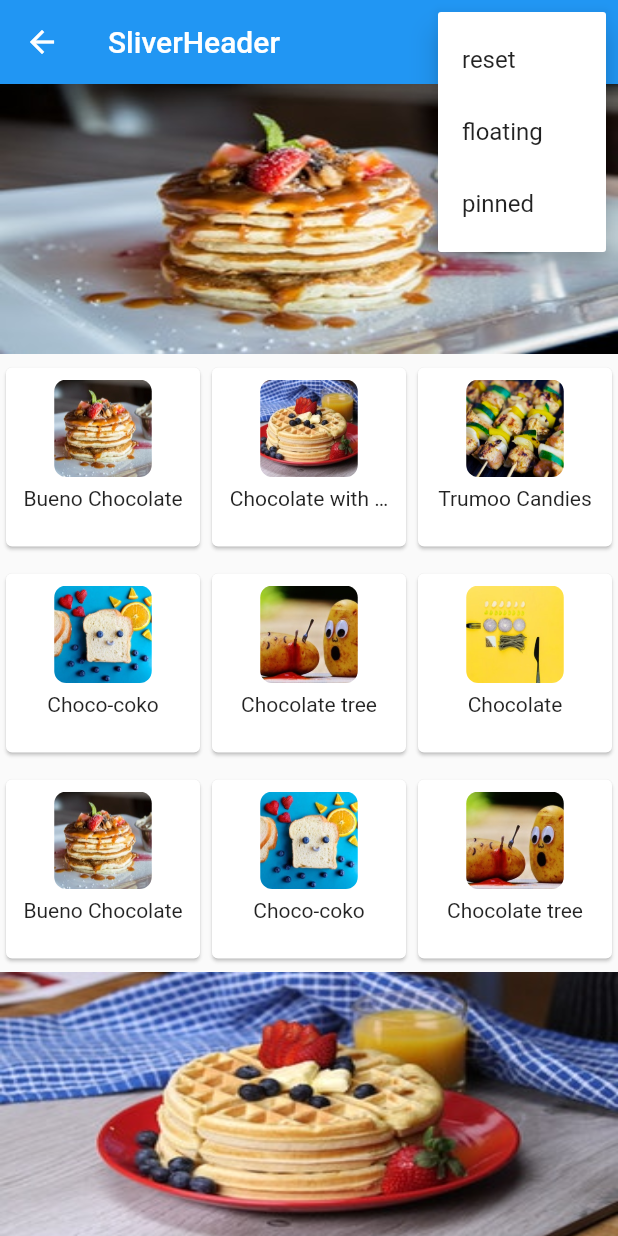
After one commit to fanqilongmoli/flutter_template, a Flutter app: the SliverHeader screen opened directly, after a tap on the "more vert" icon, on a phone screen of 412 x 824 dp. The commit adds this screen. Run offline on Flutter 3.47's test engine with Material 2 defaults, Android fonts, the phone set to English and light mode, and no system bars.

Commit message:
SliverHeader 详细解析

```diff
--- /dev/null
+++ b/lib/container/sliver_persistent_header.dart
@@ -0,0 +1,339 @@
+import 'dart:math';
+import 'dart:ui';
+
+import 'package:flutter/material.dart';
+import 'package:flutter_template/models/product.dart';
+
+/// SliverPersistentHeader 给一个可滑动是视图添加一个头（实际上，在CustomScrollView的slivers列表中，header可以在视图的任何位置中，不一定要在顶部）
+/// 这个Header可以随着划定展开和收起，使用inned 和 floating 属性来控制收起时Header是否展示（ pinned 和 floating 属性不可以同时为 true ）,
+/// pinned 和 floating 属性的具体意义和SliverAppBar中相同
+///
+
+final List<String> titleAssets = [
+  'images/food01.jpeg',
+  'images/food02.jpeg',
+  'images/food03.jpeg',
+];
+
+final List<ProductItem> _products = [
+  ProductItem(
+    name: 'Bueno Chocolate',
+    asset: 'images/food01.jpeg',
+  ),
+  ProductItem(
+    name: 'Chocolate with berries',
+    asset: 'images/food02.jpeg',
+  ),
+  ProductItem(
+    name: 'Trumoo Candies',
+    asset: 'images/food03.jpeg',
+  ),
+  ProductItem(
+    name: 'Choco-coko',
+    asset: 'images/food04.jpeg',
+  ),
+  ProductItem(
+    name: 'Chocolate tree',
+    asset: 'images/food05.jpeg',
+  ),
+  ProductItem(
+    name: 'Chocolate',
+    asset: 'images/food06.jpeg',
+  ),
+  ProductItem(
+    name: 'Bueno Chocolate',
+    asset: 'images/food01.jpeg',
+  ),
+  ProductItem(
+    name: 'Choco-coko',
+    asset: 'images/food04.jpeg',
+  ),
+  ProductItem(
+    name: 'Chocolate tree',
+    asset: 'images/food05.jpeg',
+  ),
+];
+final List<ProductItem> _products2 = []..addAll(_products)..addAll(_products);
+
+class SliverHeader extends StatefulWidget {
+  @override
+  _SliverHeaderState createState() => _SliverHeaderState();
+}
+
+class _SliverHeaderState extends State<SliverHeader> {
+  bool floating = false;
+  bool pinned = true;
+
+  @override
+  Widget build(BuildContext context) {
+    return Scaffold(
+      appBar: AppBar(
+        title: Text("SliverHeader"),
+        actions: <Widget>[_buildActions()],
+      ),
+      body: CustomScrollView(
+        slivers: <Widget>[
+          _buildHeader(0),
+          SliverGrid.count(
+            crossAxisCount: 3,
+            children: _products.map((product) {
+              return _buildItemGrid(product);
+            }).toList(),
+          ),
+          _buildHeader(1),
+          SliverFixedExtentList(
+            itemExtent: 100.0,
+            delegate: SliverChildListDelegate(
+              products.map((product) {
+                return _buildItemList(product);
+              }).toList(),
+            ),
+          ),
+          _buildHeader(2),
+          SliverGrid(
+            gridDelegate: new SliverGridDelegateWithMaxCrossAxisExtent(
+              maxCrossAxisExtent: 200.0,
+              mainAxisSpacing: 10.0,
+              crossAxisSpacing: 10.0,
+              childAspectRatio: 3.0,
+            ),
+            delegate: new SliverChildBuilderDelegate(
+              (BuildContext context, int index) {
+                return _buildItemGrid2(_products2[index]);
+              },
+              childCount: _products2.length,
+            ),
+          ),
+        ],
+      ),
+    );
+  }
+
+  Widget _buildActions() {
+    return PopupMenuButton(
+      itemBuilder: (context) => [
+        const PopupMenuItem<int>(
+          value: 0,
+          child: Text('reset'),
+        ),
+        const PopupMenuItem<int>(
+          value: 1,
+          child: Text('floating'),
+        ),
+        const PopupMenuItem<int>(
+          value: 2,
+          child: Text('pinned'),
+        ),
+      ],
+      onSelected: (value) {
+        switch (value) {
+          case 0:
+            setState(() {
+              floating = false;
+              pinned = false;
+            });
+            break;
+          case 1:
+            setState(() {
+              floating = true;
+              pinned = false;
+            });
+            break;
+          case 2:
+            setState(() {
+              floating = false;
+              pinned = true;
+            });
+            break;
+        }
+      },
+    );
+  }
+
+  SliverPersistentHeader _buildHeader(int index) {
+    String asset = titleAssets[index];
+    return SliverPersistentHeader(
+      pinned: pinned,
+      floating: floating,
+      delegate: _SliverAppBarDelegate(
+        minHeight: 60.0,
+        maxHeight: 180.0,
+        child: Container(
+          decoration: BoxDecoration(
+            backgroundBlendMode: BlendMode.plus,
+            image: DecorationImage(
+              image: AssetImage(asset),
+              fit: BoxFit.fill,
+            ),
+            color: Colors.white,
+          ),
+//          child: BackdropFilter(
+//            filter: ImageFilter.blur(sigmaX: 20.0, sigmaY: 20.0),
+//            child: Container(
+//              child: Center(
+//                child: Text(
+//                  'This is header ${index + 1}',
+//                  style: TextStyle(
+//                    fontSize: 20.0,
+//                    fontWeight: FontWeight.bold,
+//                    color: Color(0xE5FFFFFF),
+//                  ),
+//                ),
+//              ),
+//            ),
+//          ),
+        ),
+      ),
+    );
+  }
+
+  Widget _buildItemGrid(ProductItem product) {
+    return Padding(
+      padding: EdgeInsets.fromLTRB(0.0, 5.0, 0.0, 5.0),
+      child: Card(
+        child: Padding(
+          padding: EdgeInsets.all(8.0),
+          child: Column(
+            mainAxisAlignment: MainAxisAlignment.center,
+            children: <Widget>[
+              ClipRRect(
+                child: SizedBox(
+                  width: 65.0,
+                  height: 65.0,
+                  child: Image.asset(
+                    product.asset,
+                    fit: BoxFit.cover,
+                  ),
+                ),
+                borderRadius: BorderRadius.all(Radius.circular(8.0)),
+              ),
+              Expanded(
+                child: Padding(
+                  padding: EdgeInsets.only(top: 6.0),
+                  child: Text(
+                    product.name,
+                    textAlign: TextAlign.center,
+                    overflow: TextOverflow.ellipsis,
+                  ),
+                ),
+              ),
+            ],
+          ),
+        ),
+      ),
+    );
+  }
+
+  Widget _buildItemList(ProductItem product) {
+    return Padding(
+      padding: EdgeInsets.fromLTRB(0.0, 5.0, 0.0, 5.0),
+      child: Card(
+        child: Padding(
+          padding: EdgeInsets.all(8.0),
+          child: Row(
+            mainAxisAlignment: MainAxisAlignment.center,
+            children: <Widget>[
+              Padding(
+                padding: EdgeInsets.only(left: 20.0),
+                child: ClipRRect(
+                  child: SizedBox(
+                    width: 65.0,
+                    height: 65.0,
+                    child: Image.asset(
+                      product.asset,
+                      fit: BoxFit.cover,
+                    ),
+                  ),
+                  borderRadius: BorderRadius.all(Radius.circular(8.0)),
+                ),
+              ),
+              Expanded(
+                child: Padding(
+                  padding: EdgeInsets.only(left: 15.0),
+                  child: Text(
+                    product.name,
+                    overflow: TextOverflow.ellipsis,
+                  ),
+                ),
+              ),
+            ],
+          ),
+        ),
+      ),
+    );
+  }
+
+  Widget _buildItemGrid2(ProductItem product) {
+    return Padding(
+      padding: EdgeInsets.fromLTRB(0.0, 5.0, 0.0, 5.0),
+      child: Card(
+        child: Padding(
+          padding: EdgeInsets.all(8.0),
+          child: Row(
+            mainAxisAlignment: MainAxisAlignment.center,
+            children: <Widget>[
+              Padding(
+                padding: EdgeInsets.only(left: 10.0),
+                child: ClipRRect(
+                  child: SizedBox(
+                    width: 20.0,
+                    height: 20.0,
+                    child: Image.asset(
+                      product.asset,
+                      fit: BoxFit.cover,
+                    ),
+                  ),
+                  borderRadius: BorderRadius.all(Radius.circular(5.0)),
+                ),
+              ),
+              Expanded(
+                child: Padding(
+                  padding: EdgeInsets.only(left: 6.0),
+                  child: Text(
+                    product.name,
+                    overflow: TextOverflow.ellipsis,
+                  ),
+                ),
+              ),
+            ],
+          ),
+        ),
+      ),
+    );
+  }
+}
+
+class _SliverAppBarDelegate extends SliverPersistentHeaderDelegate {
+  final double minHeight;
+  final double maxHeight;
+  final Widget child;
+
+  _SliverAppBarDelegate({
+    @required this.minHeight,
+    @required this.maxHeight,
+    @required this.child,
+  });
+
+  @override
+  Widget build(
+      BuildContext context, double shrinkOffset, bool overlapsContent) {
+    return child;
+  }
+
+  // 最大
+  @override
+  double get maxExtent => max(maxHeight, minHeight);
+
+  // 最小
+  @override
+  double get minExtent => minHeight;
+
+  // 是否重新build
+  @override
+  bool shouldRebuild(_SliverAppBarDelegate oldDelegate) {
+    return maxHeight != oldDelegate.maxHeight ||
+        minHeight != oldDelegate.minHeight ||
+        child != oldDelegate.child;
+    ;
+  }
+}
--- /dev/null
+++ b/lib/models/product.dart
@@ -0,0 +1,54 @@
+class ProductItem {
+  final String name;
+  final String tag;
+  final String asset;
+  final int stock;
+  final double price;
+
+  ProductItem({
+    this.name,
+    this.tag,
+    this.asset,
+    this.stock,
+    this.price,
+  });
+}
+
+final List<ProductItem> products = [
+  ProductItem(
+      name: 'Bueno Chocolate',
+      tag: '1',
+      asset: 'images/food01.jpeg',
+      stock: 1,
+      price: 71.0),
+  ProductItem(
+      name: 'Chocolate with berries',
+      tag: '2',
+      asset: 'images/food02.jpeg',
+      stock: 1,
+      price: 71.0),
+  ProductItem(
+      name: 'Trumoo Candies',
+      tag: '3',
+      asset: 'images/food03.jpeg',
+      stock: 1,
+      price: 71.0),
+  ProductItem(
+      name: 'Choco-coko',
+      tag: '4',
+      asset: 'images/food04.jpeg',
+      stock: 1,
+      price: 71.0),
+  ProductItem(
+      name: 'Chocolate tree',
+      tag: '5',
+      asset: 'images/food05.jpeg',
+      stock: 1,
+      price: 71.0),
+  ProductItem(
+      name: 'Chocolate',
+      tag: '6',
+      asset: 'images/food06.jpeg',
+      stock: 1,
+      price: 71.0),
+];
--- a/lib/routes/route.dart
+++ b/lib/routes/route.dart
@@ -13,6 +13,7 @@ import 'package:flutter_template/container/padding.dart';
 import 'package:flutter_template/container/row_column.dart';
 import 'package:flutter_template/container/scaffold.dart';
 import 'package:flutter_template/container/sliver_app_bar.dart';
+import 'package:flutter_template/container/sliver_persistent_header.dart';
 import 'package:flutter_template/container/stack.dart';
 import 'package:flutter_template/custom_widget/gradient_button.dart';
 import 'package:flutter_template/custom_widget/taiji_widget.dart';
@@ -52,6 +53,7 @@ final List<Map<String, Widget>> pathToWidgetMap = [
   {"/widget/Text": TextPage()},
   {"/container/Scaffold": ScaffoldPage()},
   {"/container/SliverAppBarPage": SliverAppBarPage()},
+  {"/container/SliverHeader": SliverHeader()},
   {"/container/ConstrainedBox": ConstrainedBoxPage()},
   {"/container/DecoratedBox": DecoratedBoxPage()},
   {"/container/RowColumn": RowColumnPage()},
@@ -95,6 +97,7 @@ final Map<String, IconData> icons = {
   "/container/Wrap": Icons.wrap_text,
   "/container/Scaffold": Icons.wifi_tethering,
   "/container/SliverAppBarPage": Icons.slideshow,
+  "/container/SliverHeader": Icons.slideshow,
   "/container/ConstrainedBox": Icons.inbox,
   "/container/DecoratedBox": Icons.markunread_mailbox,
   "/container/RowColumn": Icons.view_column,
--- a/pubspec.yaml
+++ b/pubspec.yaml
@@ -50,6 +50,7 @@ flutter:
         - asset: assets/fonts/light.ttf
   assets:
     - assets/images/avatar.jpg
+    - images/
   # An image asset can refer to one or more resolution-specific "variants", see
   # https://flutter.dev/assets-and-images/#resolution-aware.
 
```
Also changed, not shown: images/2018.jpg (added), images/food01.jpeg (added), images/food02.jpeg (added), images/food03.jpeg (added), images/food04.jpeg (added), images/food05.jpeg (added), images/food06.jpeg (added), images/footer.jpeg (added), images/girl01.png (added), images/girl02.png (added), images/girl03.png (added), images/shop.jpeg (added).
